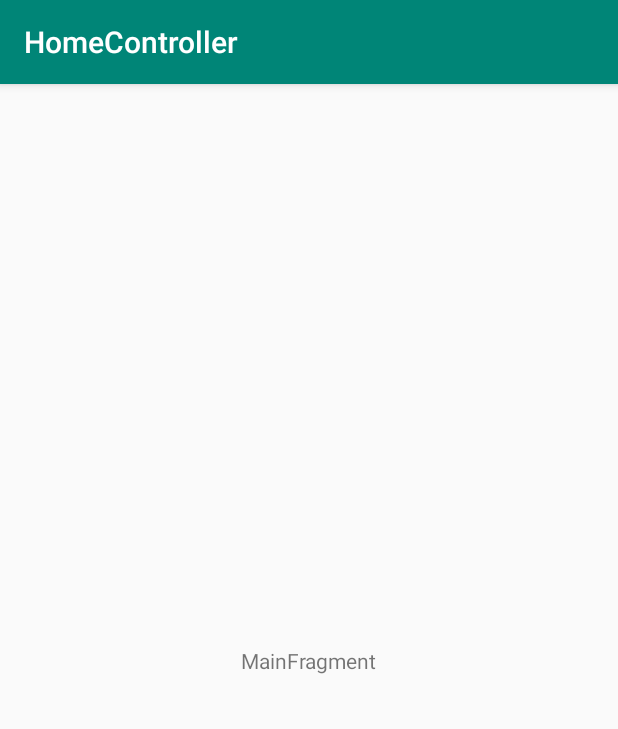
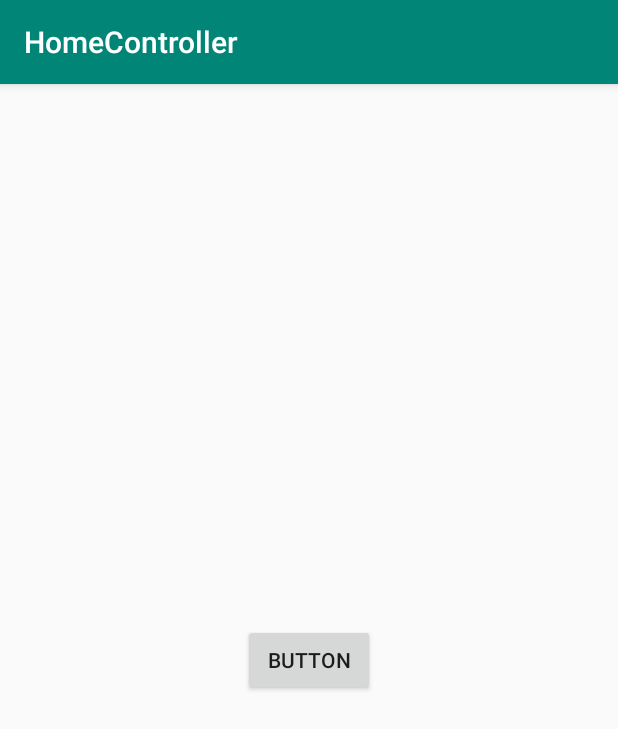
Before and after one commit to MoYapro/homeController, an Android app: the screen it shows after launch (MainActivity), on a phone screen of 412 x 824 dp. Shown: the top 729 px of the screen. Run offline under Robolectric (Android 15) with nearby library versions, the phone set to English and light mode, and no system bars.

Commit message:
replace fragment_layout with programmatic layout + add button

```diff
--- a/app/src/main/java/com/example/homecontroller/ui/main/MainFragment.kt
+++ b/app/src/main/java/com/example/homecontroller/ui/main/MainFragment.kt
@@ -6,7 +6,10 @@ import androidx.fragment.app.Fragment
 import android.view.LayoutInflater
 import android.view.View
 import android.view.ViewGroup
-import com.example.homecontroller.R
+import android.widget.Button
+import android.widget.RelativeLayout
+import android.widget.TextView
+
 
 class MainFragment : Fragment() {
 
@@ -16,9 +19,36 @@ class MainFragment : Fragment() {
 
     private lateinit var viewModel: MainViewModel
 
-    override fun onCreateView(inflater: LayoutInflater, container: ViewGroup?,
-                              savedInstanceState: Bundle?): View {
-        return inflater.inflate(R.layout.main_fragment, container, false)
+    override fun onCreateView(
+        inflater: LayoutInflater,
+        container: ViewGroup?,
+        savedInstanceState: Bundle?
+    ): View {
+        val layout: RelativeLayout = RelativeLayout(this.context)
+        // Defining the RelativeLayout layout parameters.
+        // In this case I want to fill its parent
+        val rlp = RelativeLayout.LayoutParams(
+            RelativeLayout.LayoutParams.FILL_PARENT,
+            RelativeLayout.LayoutParams.FILL_PARENT
+        )
+
+        // Creating a new TextView
+        val button = Button(this.context)
+        button.text = "Button"
+
+        // Defining the layout parameters of the TextView
+        val lp = RelativeLayout.LayoutParams(
+            RelativeLayout.LayoutParams.WRAP_CONTENT,
+            RelativeLayout.LayoutParams.WRAP_CONTENT
+        )
+        lp.addRule(RelativeLayout.CENTER_IN_PARENT)
+
+        // Setting the parameters on the TextView
+        button.layoutParams = lp
+
+        // Adding the TextView to the RelativeLayout as a child
+        layout.addView(button)
+        return layout.rootView
     }
 
     override fun onActivityCreated(savedInstanceState: Bundle?) {
--- a/app/src/main/res/layout/main_fragment.xml
+++ /dev/null
@@ -1,21 +0,0 @@
-<?xml version="1.0" encoding="utf-8"?>
-<androidx.constraintlayout.widget.ConstraintLayout
-    xmlns:android="http://schemas.android.com/apk/res/android"
-    xmlns:app="http://schemas.android.com/apk/res-auto"
-    xmlns:tools="http://schemas.android.com/tools"
-    android:id="@+id/main"
-    android:layout_width="match_parent"
-    android:layout_height="match_parent"
-    tools:context=".ui.main.MainFragment">
-
-    <TextView
-        android:id="@+id/message"
-        android:layout_width="wrap_content"
-        android:layout_height="wrap_content"
-        android:text="MainFragment"
-        app:layout_constraintBottom_toBottomOf="parent"
-        app:layout_constraintEnd_toEndOf="parent"
-        app:layout_constraintStart_toStartOf="parent"
-        app:layout_constraintTop_toTopOf="parent"/>
-
-</androidx.constraintlayout.widget.ConstraintLayout>
```
